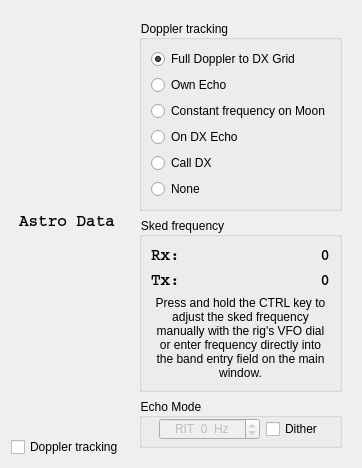
Before: the Qt Designer form widgets/astro.ui in mkveksas/wsjt-64, drawn with Qt 5.
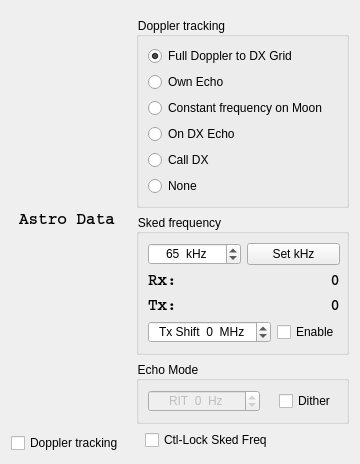
After: the same form once the commit is applied. Custom widgets are drawn as their Qt base class.

```diff
--- a/widgets/astro.ui
+++ b/widgets/astro.ui
@@ -6,8 +6,8 @@
    <rect>
     <x>0</x>
     <y>0</y>
-    <width>359</width>
-    <height>401</height>
+    <width>343</width>
+    <height>451</height>
    </rect>
   </property>
   <property name="sizePolicy">
@@ -28,12 +28,27 @@
 }</string>
      </property>
      <layout class="QVBoxLayout" name="verticalLayout">
+      <property name="leftMargin">
+       <number>6</number>
+      </property>
+      <property name="topMargin">
+       <number>6</number>
+      </property>
+      <property name="rightMargin">
+       <number>0</number>
+      </property>
+      <property name="bottomMargin">
+       <number>3</number>
+      </property>
       <item>
        <widget class="QGroupBox" name="groupBox">
         <property name="title">
          <string>Doppler tracking</string>
         </property>
         <layout class="QVBoxLayout" name="verticalLayout_2">
+         <property name="rightMargin">
+          <number>6</number>
+         </property>
          <item>
           <widget class="QRadioButton" name="rbFullTrack">
            <property name="toolTip">
@@ -120,41 +135,15 @@
         <property name="title">
          <string>Sked frequency</string>
         </property>
-        <layout class="QGridLayout" name="gridLayout_2" columnstretch="0,1">
-         <item row="1" column="1">
-          <widget class="QLabel" name="sked_tx_frequency_label">
-           <property name="styleSheet">
-            <string notr="true">* {
-	font-family: Courier;
-	font-size: 12pt;
-	font-weight: bold;
-}</string>
-           </property>
-           <property name="text">
-            <string>0</string>
+        <layout class="QGridLayout" name="gridLayout_2" columnstretch="1,1">
+         <property name="rightMargin">
+          <number>6</number>
+         </property>
+         <item row="3" column="0" colspan="2">
+          <layout class="QGridLayout" name="gridLayout_sf" rowstretch="0,0" columnstretch="0,1">
+           <property name="horizontalSpacing">
+            <number>6</number>
            </property>
-           <property name="alignment">
-            <set>Qt::AlignRight|Qt::AlignTrailing|Qt::AlignVCenter</set>
-           </property>
-          </widget>
-         </item>
-         <item row="0" column="1">
-          <widget class="QLabel" name="sked_frequency_label">
-           <property name="styleSheet">
-            <string notr="true">* {
-	font-family: Courier;
-	font-size: 12pt;
-	font-weight: bold;
-}</string>
-           </property>
-           <property name="text">
-            <string>0</string>
-           </property>
-           <property name="alignment">
-            <set>Qt::AlignRight|Qt::AlignTrailing|Qt::AlignVCenter</set>
-           </property>
-          </widget>
-         </item>
          <item row="0" column="0">
           <widget class="QLabel" name="label">
            <property name="styleSheet">
@@ -169,6 +158,29 @@
            </property>
           </widget>
          </item>
+           <item row="0" column="1">
+            <widget class="QLabel" name="sked_frequency_label">
+             <property name="sizePolicy">
+              <sizepolicy hsizetype="Minimum" vsizetype="Preferred">
+               <horstretch>0</horstretch>
+               <verstretch>0</verstretch>
+              </sizepolicy>
+             </property>
+             <property name="styleSheet">
+              <string notr="true">* {
+	font-family: Courier;
+	font-size: 12pt;
+	font-weight: bold;
+}</string>
+             </property>
+             <property name="text">
+              <string>0</string>
+             </property>
+             <property name="alignment">
+              <set>Qt::AlignRight|Qt::AlignTrailing|Qt::AlignVCenter</set>
+             </property>
+            </widget>
+           </item>
          <item row="1" column="0">
           <widget class="QLabel" name="label_2">
            <property name="styleSheet">
@@ -183,21 +195,126 @@
            </property>
           </widget>
          </item>
-         <item row="2" column="0" colspan="2">
-          <widget class="QLabel" name="label_3">
+           <item row="1" column="1">
+            <widget class="QLabel" name="sked_tx_frequency_label">
+             <property name="sizePolicy">
+              <sizepolicy hsizetype="Minimum" vsizetype="Preferred">
+               <horstretch>0</horstretch>
+               <verstretch>0</verstretch>
+              </sizepolicy>
+             </property>
+             <property name="styleSheet">
+              <string notr="true">* {
+	font-family: Courier;
+	font-size: 12pt;
+	font-weight: bold;
+}</string>
+             </property>
            <property name="text">
-            <string>&lt;html&gt;&lt;head/&gt;&lt;body&gt;&lt;p&gt;Press and hold the CTRL key to adjust the sked frequency manually with the rig's VFO dial or enter frequency directly into the band entry field on the main window.&lt;/p&gt;&lt;/body&gt;&lt;/html&gt;</string>
-           </property>
-           <property name="textFormat">
-            <enum>Qt::AutoText</enum>
-           </property>
+              <string>0</string>
+             </property>
+             <property name="alignment">
+              <set>Qt::AlignRight|Qt::AlignTrailing|Qt::AlignVCenter</set>
+             </property>
+            </widget>
+           </item>
+          </layout>
+         </item>
+         <item row="0" column="0" colspan="2">
+          <layout class="QHBoxLayout" name="horizontalLayout_sf1" stretch="1,1">
+           <item>
+            <widget class="MyCustomSpinBox" name="sbSked_kHz">
+             <property name="minimumSize">
+              <size>
+               <width>0</width>
+               <height>0</height>
+              </size>
+             </property>
            <property name="alignment">
             <set>Qt::AlignCenter</set>
            </property>
-           <property name="wordWrap">
+             <property name="suffix">
+              <string>  kHz</string>
+             </property>
+             <property name="maximum">
+              <number>999</number>
+             </property>
+             <property name="value">
+              <number>65</number>
+             </property>
+            </widget>
+           </item>
+           <item>
+            <widget class="QPushButton" name="pbSet">
+             <property name="minimumSize">
+              <size>
+               <width>0</width>
+               <height>0</height>
+              </size>
+             </property>
+             <property name="focusPolicy">
+              <enum>Qt::StrongFocus</enum>
+             </property>
+             <property name="text">
+              <string>Set kHz</string>
+             </property>
+            </widget>
+           </item>
+          </layout>
+         </item>
+         <item row="4" column="0" colspan="2">
+          <layout class="QHBoxLayout" name="horizontalLayout_sf2" stretch="0,0">
+           <item>
+            <widget class="QSpinBox" name="sbibShift">
+             <property name="minimumSize">
+              <size>
+               <width>0</width>
+               <height>0</height>
+              </size>
+             </property>
+             <property name="toolTip">
+              <string>&lt;html&gt;&lt;head/&gt;&lt;body&gt;&lt;p&gt;Tx shift relative to Rx sked frequency&lt;/p&gt;&lt;/body&gt;&lt;/html&gt;</string>
+             </property>
+             <property name="alignment">
+              <set>Qt::AlignCenter</set>
+             </property>
+             <property name="suffix">
+              <string>  MHz</string>
+             </property>
+             <property name="prefix">
+              <string>Tx Shift  </string>
+             </property>
+             <property name="minimum">
+              <number>-30</number>
+             </property>
+             <property name="maximum">
+              <number>30</number>
+             </property>
+             <property name="singleStep">
+              <number>1</number>
+             </property>
+             <property name="value">
+              <number>0</number>
+             </property>
+            </widget>
+           </item>
+           <item alignment="Qt::AlignRight">
+            <widget class="QCheckBox" name="cbEnableShift">
+             <property name="enabled">
             <bool>true</bool>
            </property>
-          </widget>
+             <property name="sizePolicy">
+              <sizepolicy hsizetype="Preferred" vsizetype="Preferred">
+               <horstretch>0</horstretch>
+               <verstretch>0</verstretch>
+              </sizepolicy>
+             </property>
+             <property name="text">
+              <string>Enable</string>
+             </property>
+            </widget>
+           </item>
+          </layout>
          </item>
         </layout>
        </widget>
@@ -207,27 +324,29 @@
         <property name="minimumSize">
          <size>
           <width>0</width>
-          <height>50</height>
+          <height>0</height>
          </size>
         </property>
         <property name="title">
          <string>Echo Mode</string>
         </property>
-        <widget class="QWidget" name="">
-         <property name="geometry">
-          <rect>
-           <x>20</x>
-           <y>20</y>
-           <width>164</width>
-           <height>22</height>
-          </rect>
+        <layout class="QHBoxLayout" name="horizontalLayout_3" stretch="0">
+         <property name="rightMargin">
+          <number>6</number>
          </property>
-         <layout class="QHBoxLayout" name="horizontalLayout_2">
+         <item>
+          <layout class="QHBoxLayout" name="horizontalLayout_em" stretch="0,0">
           <item>
            <widget class="QSpinBox" name="sbRIT">
             <property name="enabled">
              <bool>false</bool>
             </property>
+             <property name="sizePolicy">
+              <sizepolicy hsizetype="Minimum" vsizetype="Preferred">
+               <horstretch>0</horstretch>
+               <verstretch>0</verstretch>
+              </sizepolicy>
+             </property>
             <property name="alignment">
              <set>Qt::AlignCenter</set>
             </property>
@@ -248,42 +367,43 @@
             </property>
            </widget>
           </item>
-          <item>
-           <spacer name="horizontalSpacer">
-            <property name="orientation">
-             <enum>Qt::Horizontal</enum>
-            </property>
-            <property name="sizeHint" stdset="0">
-             <size>
-              <width>40</width>
-              <height>20</height>
-             </size>
-            </property>
-           </spacer>
-          </item>
-          <item>
+           <item alignment="Qt::AlignRight">
            <widget class="QCheckBox" name="cbDither">
+             <property name="sizePolicy">
+              <sizepolicy hsizetype="Preferred" vsizetype="Preferred">
+               <horstretch>0</horstretch>
+               <verstretch>0</verstretch>
+              </sizepolicy>
+             </property>
             <property name="text">
-             <string>Dither</string>
+              <string>Dither </string>
             </property>
            </widget>
           </item>
          </layout>
-        </widget>
-       </widget>
+         </item>
+        </layout>
+       </widget>
       </item>
       <item>
-       <spacer name="verticalSpacer_2">
-        <property name="orientation">
-         <enum>Qt::Vertical</enum>
+       <layout class="QHBoxLayout" name="horizontalLayout_locksSkedFreq">
+        <property name="leftMargin">
+         <number>9</number>
         </property>
-        <property name="sizeHint" stdset="0">
-         <size>
-          <width>0</width>
-          <height>0</height>
-         </size>
-        </property>
-       </spacer>
+        <item>
+         <widget class="QCheckBox" name="cbLockSkedFreq">
+          <property name="sizePolicy">
+           <sizepolicy hsizetype="Preferred" vsizetype="Preferred">
+            <horstretch>0</horstretch>
+            <verstretch>0</verstretch>
+           </sizepolicy>
+          </property>
+          <property name="text">
+           <string>Ctl-Lock Sked Freq</string>
+          </property>
+         </widget>
+        </item>
+       </layout>
       </item>
      </layout>
     </widget>
@@ -337,6 +457,13 @@
    </item>
   </layout>
  </widget>
+ <customwidgets>
+  <customwidget>
+   <class>MyCustomSpinBox</class>
+   <extends>QSpinBox</extends>
+   <header location="global">mycustomspinbox.h</header>
+  </customwidget>
+ </customwidgets>
  <resources/>
  <connections/>
 </ui>
```
Left out of the diff: 6 changed lines with no effect on the pictures. Lines whose indentation alone changed are shown as unchanged.
